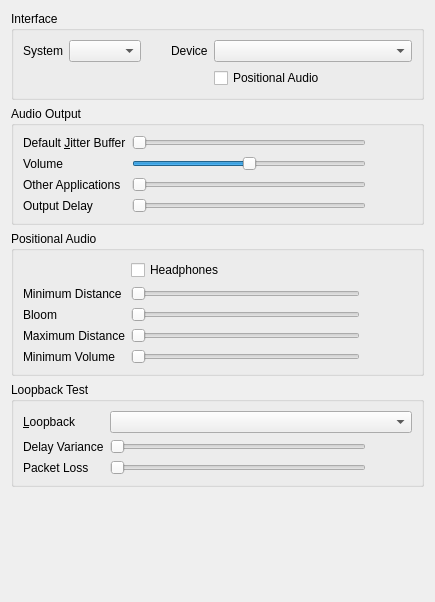
The window that src/mumble/AudioOutput.ui (mumble-voip/mumble) describes before a commit, drawn with Qt 5.
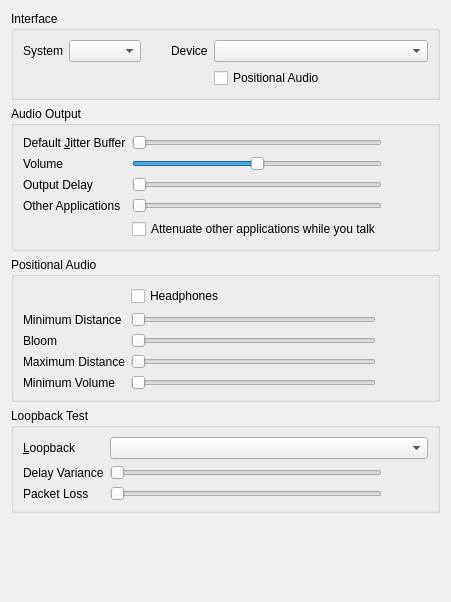
The same window after the commit.

Commit message: Add possibility to attenuate other applications while talking

The edit to the form file:
```diff
--- a/src/mumble/AudioOutput.ui
+++ b/src/mumble/AudioOutput.ui
@@ -194,7 +194,43 @@
         </property>
        </widget>
       </item>
+      <item row="3" column="2">
+       <widget class="QLabel" name="qlOtherVolume">
+        <property name="text">
+         <string/>
+        </property>
+       </widget>
+      </item>
+      <item row="3" column="1">
+       <widget class="QSlider" name="qsOtherVolume">
+        <property name="toolTip">
+         <string>Volume of other applications during speech</string>
+        </property>
+        <property name="whatsThis">
+         <string>&lt;b&gt;Decrease volume of other applications during speech.&lt;/b&gt;&lt;br /&gt;Mumble supports decreasing the volume of other applications during incoming speech. This sets the relative volume of other applications when others are talking.</string>
+        </property>
+        <property name="minimum">
+         <number>0</number>
+        </property>
+        <property name="maximum">
+         <number>100</number>
+        </property>
+        <property name="orientation">
+         <enum>Qt::Horizontal</enum>
+        </property>
+       </widget>
+      </item>
       <item row="3" column="0">
+       <widget class="QLabel" name="qliOtherVolume">
+        <property name="text">
+         <string>Other Applications</string>
+        </property>
+        <property name="buddy">
+         <cstring>qsOtherVolume</cstring>
+        </property>
+       </widget>
+      </item>
+      <item row="2" column="0">
        <widget class="QLabel" name="qliDelay">
         <property name="text">
          <string>Output Delay</string>
@@ -204,7 +240,7 @@
         </property>
        </widget>
       </item>
-      <item row="3" column="1">
+      <item row="2" column="1">
        <widget class="QSlider" name="qsDelay">
         <property name="toolTip">
          <string>Amount of data to buffer</string>
@@ -226,49 +262,23 @@
         </property>
        </widget>
       </item>
-      <item row="3" column="2">
-       <widget class="QLabel" name="qlDelay">
+      <item row="4" column="1">
+       <widget class="QCheckBox" name="qcbAttenuateOthersOnTalk">
+        <property name="toolTip">
+         <string>If checked Mumble also lowers the volume of other applications when you talk</string>
+        </property>
         <property name="text">
-         <string/>
+         <string>Attenuate other applications while you talk</string>
         </property>
        </widget>
       </item>
       <item row="2" column="2">
-       <widget class="QLabel" name="qlOtherVolume">
+       <widget class="QLabel" name="qlDelay">
         <property name="text">
          <string/>
         </property>
        </widget>
       </item>
-      <item row="2" column="0">
-       <widget class="QLabel" name="qliOtherVolume">
-        <property name="text">
-         <string>Other Applications</string>
-        </property>
-        <property name="buddy">
-         <cstring>qsOtherVolume</cstring>
-        </property>
-       </widget>
-      </item>
-      <item row="2" column="1">
-       <widget class="QSlider" name="qsOtherVolume">
-        <property name="toolTip">
-         <string>Volume of other applications during speech</string>
-        </property>
-        <property name="whatsThis">
-         <string>&lt;b&gt;Decrease volume of other applications during speech.&lt;/b&gt;&lt;br /&gt;Mumble supports decreasing the volume of other applications during incoming speech. This sets the relative volume of other applications when others are talking.</string>
-        </property>
-        <property name="minimum">
-         <number>0</number>
-        </property>
-        <property name="maximum">
-         <number>100</number>
-        </property>
-        <property name="orientation">
-         <enum>Qt::Horizontal</enum>
-        </property>
-       </widget>
-      </item>
      </layout>
     </widget>
    </item>
```
The commit also changes 8 other files.
